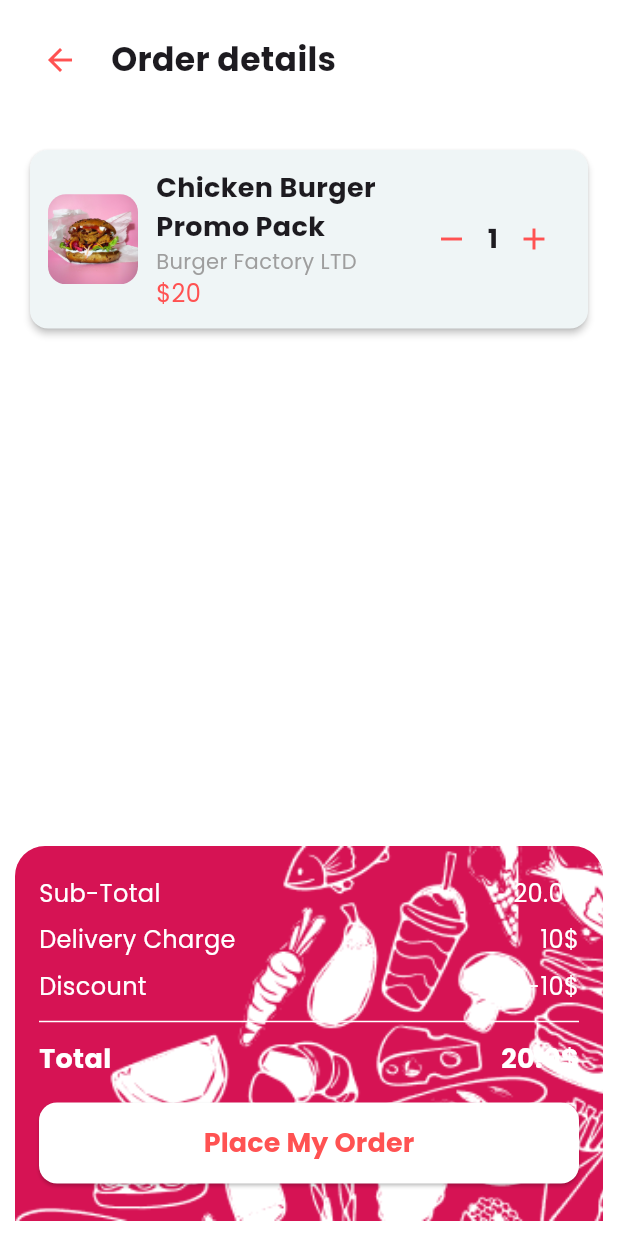
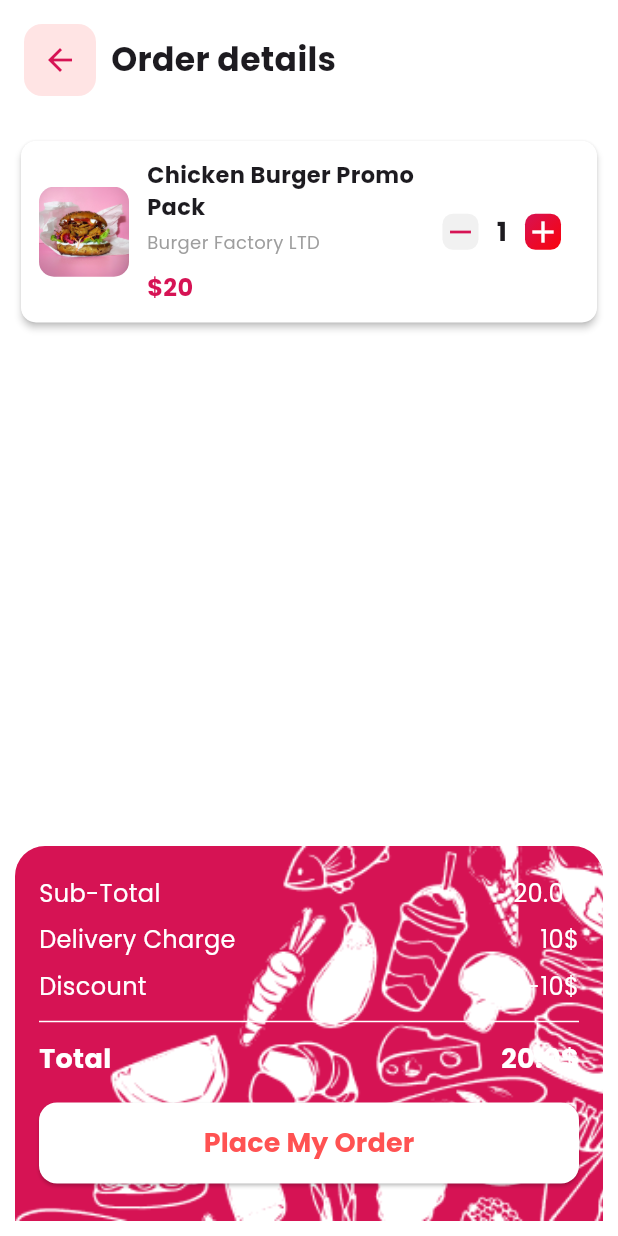
Before and after one commit to shaharyar4t4/Foodizo-Crave.-Order.-Enjoy, a Flutter app: the screen it shows after launch, after a tap on "Add to Cart", on a phone screen of 412 x 824 dp. Run offline on Flutter 3.47's test engine with Material 3 defaults, Android fonts, the phone set to English and light mode, and no system bars; our stand-ins replace firebase_auth, firebase_core, get, google_fonts, lottie; accounts and stored records are empty.

Commit message:
updated ui

```diff
--- a/lib/screen/view_order.dart
+++ b/lib/screen/view_order.dart
@@ -27,11 +27,17 @@ class OrderDetailsPage extends StatelessWidget {
               padding: EdgeInsets.all(16.0),
               child: Row(
                 children: [
-                  IconButton(
-                    icon: Icon(Icons.arrow_back, color: Colors.redAccent),
-                    onPressed: () {
-                      Get.back();
-                    },
+                  Container(
+                    decoration: BoxDecoration(
+                      color: Color(0xAEFFD7D7),
+                      borderRadius: BorderRadius.circular(12),
+                    ),
+                    child: IconButton(
+                      icon: Icon(Icons.arrow_back, color: sttext),
+                      onPressed: () {
+                        Get.back();
+                      },
+                    ),
                   ),
                   SizedBox(width: 10),
                   Text(
@@ -49,7 +55,7 @@ class OrderDetailsPage extends StatelessWidget {
                 return cartController.cartItems.isEmpty
                     ? Center(child: Text("No items in cart"))
                     : ListView.builder(
-                        padding: EdgeInsets.all(16.0),
+                        padding: EdgeInsets.only(left: 10, right: 10, top: 10),
                         itemCount: cartController.cartItems.length,
                         itemBuilder: (context, index) {
                           var item = cartController.cartItems[index];
@@ -76,14 +82,17 @@ class OrderDetailsPage extends StatelessWidget {
   Widget _buildOrderItem(String name, String place, String image, int price,
       int quantity, int index) {
     return Card(
+      color: Colors.white,
       elevation: 2,
-      shape: RoundedRectangleBorder(borderRadius: BorderRadius.circular(12)),
+      shape: RoundedRectangleBorder(
+        borderRadius: BorderRadius.circular(10),
+      ),
       child: Padding(
         padding: EdgeInsets.all(12.0),
         child: Row(
           children: [
             ClipRRect(
-              borderRadius: BorderRadius.circular(12),
+              borderRadius: BorderRadius.circular(10),
               child:
                   Image.asset(image, width: 60, height: 60, fit: BoxFit.cover),
             ),
@@ -94,17 +103,28 @@ class OrderDetailsPage extends StatelessWidget {
                 children: [
                   Text(name,
                       style:
-                          TextStyle(fontSize: 18, fontWeight: FontWeight.bold)),
-                  Text(place, style: TextStyle(color: Colors.grey)),
+                          TextStyle(fontSize: 15, fontWeight: FontWeight.bold)),
+                  SizedBox(height: 5),
+                  Text(place,
+                      style: TextStyle(color: Colors.grey, fontSize: 12)),
+                  SizedBox(height: 10),
                   Text('\$${price}',
-                      style: TextStyle(color: Colors.redAccent, fontSize: 16)),
+                      style: TextStyle(
+                          color: sttext,
+                          fontSize: 16,
+                          fontWeight: FontWeight.bold)),
                 ],
               ),
             ),
             Row(
               children: [
                 IconButton(
-                    icon: Icon(Icons.remove, color: Colors.redAccent),
+                    icon: Container(
+                        decoration: BoxDecoration(
+                          color: cir_color1,
+                          borderRadius: BorderRadius.circular(7),
+                        ),
+                        child: Icon(Icons.remove, color: sttext)),
                     onPressed: () {
                       cartController.decrementQuantity(index);
                     }),
@@ -112,7 +132,16 @@ class OrderDetailsPage extends StatelessWidget {
                     style:
                         TextStyle(fontSize: 18, fontWeight: FontWeight.bold)),
                 IconButton(
-                    icon: Icon(Icons.add, color: Colors.redAccent),
+                    icon: Container(
+                        decoration: BoxDecoration(
+                          gradient: LinearGradient(
+                            colors: [sttext, sbtn],
+                            begin: Alignment.topLeft,
+                            end: Alignment.bottomRight,
+                          ),
+                          borderRadius: BorderRadius.circular(7),
+                        ),
+                        child: Icon(Icons.add, color: Colors.white)),
                     onPressed: () {
                       cartController.incrementQuantity(index);
                     }),
--- a/lib/util/cont_color.dart
+++ b/lib/util/cont_color.dart
@@ -6,3 +6,4 @@ const Color sbtn1 = Color(0xFFFFE1B4);
 const Color star_color = Color(0xFFFF9F06);
 const Color bar_color = Color.fromARGB(80, 255, 203, 203);
 const Color cir_color = Color.fromARGB(112, 220, 219, 219);
+const Color cir_color1 = Color.fromARGB(246, 240, 240, 240);
```
Also changed, not shown: lib/components/login_form.dart (+4 -117 lines).
